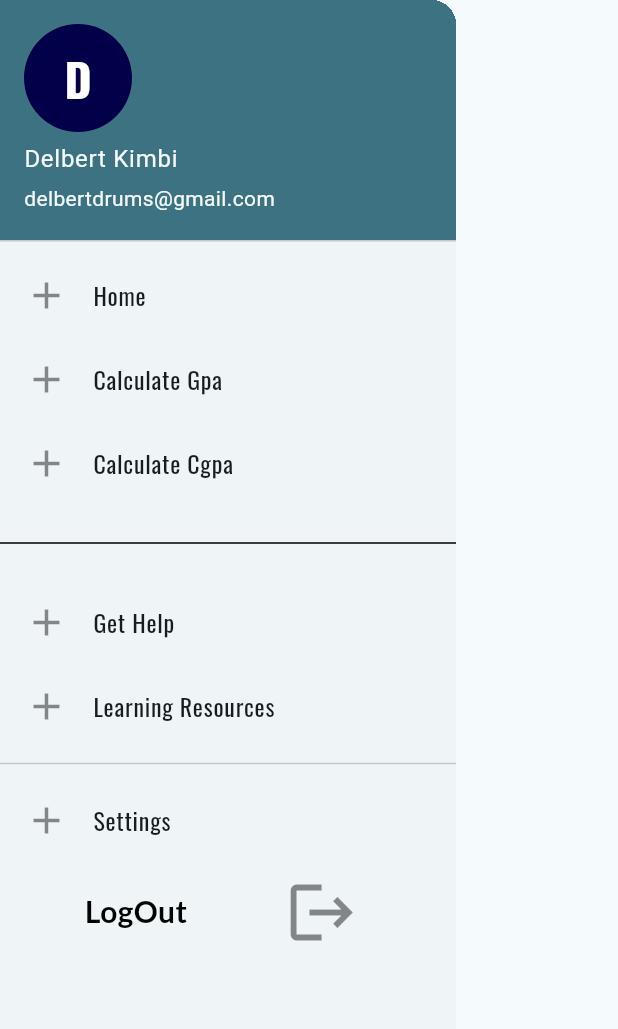
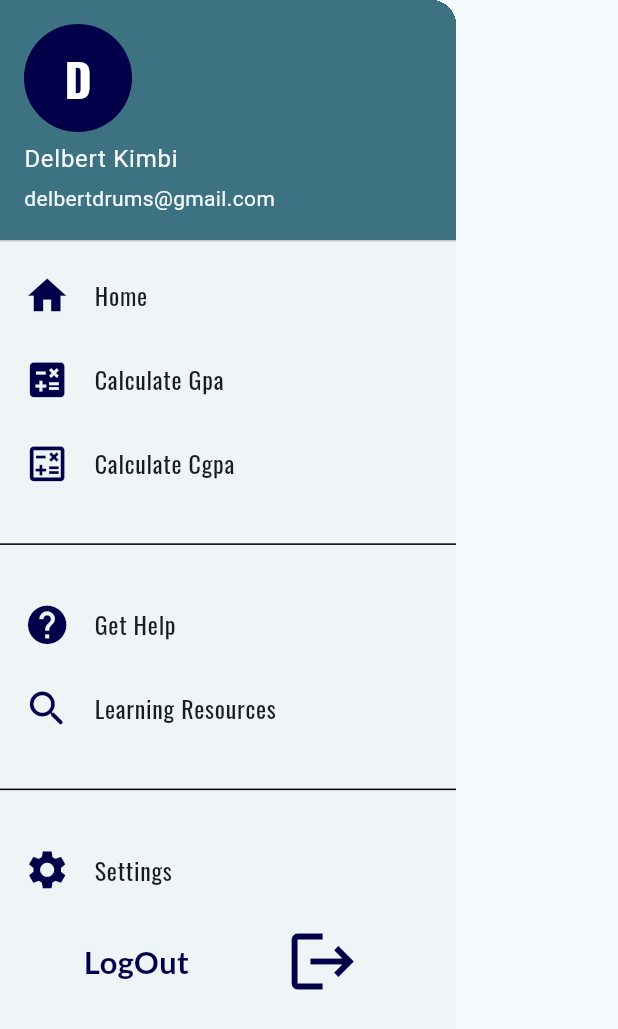
Before and after one commit to delbertkimbi/GPA_Guide, a Flutter app: the CustomDrawer widget shown alone on an empty page, opened directly, on a phone screen of 412 x 824 dp. Shown: the top 1029 px of the screen. Run offline on Flutter 3.47's test engine with Material 3 defaults, Android fonts, the phone set to English and light mode, and no system bars; our stand-ins replace auto_route, firebase_core, flutter_bloc, flutter_screenutil, google_fonts; accounts and stored records are empty.

Commit message:
Modified the drawer items

```diff
--- a/gpa_calcos/lib/Bussiness/calculation/gpa_cubit/gpa_cubit.dart
+++ b/gpa_calcos/lib/Bussiness/calculation/gpa_cubit/gpa_cubit.dart
@@ -22,7 +22,7 @@ class GpaCubit extends Cubit<List<Subject>> {
     emit(newState);
   }
 
-  double calculateGPA() {
+  List<double> calculateGPA() {
     double totalCredits = 0;
     double totalGradePoints = 0;
 
@@ -33,9 +33,9 @@ class GpaCubit extends Cubit<List<Subject>> {
     }
 
     if (totalCredits > 0) {
-      return totalGradePoints / totalCredits;
+      return [totalGradePoints / totalCredits, totalGradePoints, totalCredits];
     } else {
-      return 0.0;
+      return [0.0, 0.0, 0.0];
     }
   }
 
--- a/gpa_calcos/lib/Presentation/Custom/Widgets/drawer.dart
+++ b/gpa_calcos/lib/Presentation/Custom/Widgets/drawer.dart
@@ -43,75 +43,76 @@ class CustomDrawer extends StatelessWidget {
           Expanded(
               child: ListView(
             children: [
-              const CustomListTile(
+              CustomListTile(
                   title: "Home",
                   icon: Icon(
-                    Icons.add,
-                    color: Colors.black45,
-                    size: 30,
+                    Icons.home,
+                    color: mainColors.color1,
+                    size: 30.r,
                   )),
-              const CustomListTile(
+              CustomListTile(
                   title: "Calculate Gpa",
                   icon: Icon(
-                    Icons.add,
-                    color: Colors.black45,
-                    size: 30,
+                    Icons.calculate,
+                    color: mainColors.color1,
+                    size: 30.r,
                   )),
-              const CustomListTile(
+              CustomListTile(
                   title: "Calculate Cgpa",
                   icon: Icon(
-                    Icons.add,
-                    color: Colors.black45,
-                    size: 30,
+                    Icons.calculate_outlined,
+                    color: mainColors.color1,
+                    size: 30.r,
                   )),
-              const Divider(
-                height: 50,
+              Divider(
+                height: 50.r,
                 color: Colors.black,
               ),
-              const CustomListTile(
+              CustomListTile(
                 title: "Get Help",
                 icon: Icon(
-                  Icons.add,
-                  color: Colors.black45,
-                  size: 30,
+                  Icons.help,
+                  color: mainColors.color1,
+                  size: 30.r,
                 ),
               ),
-              const CustomListTile(
+              CustomListTile(
                 title: "Learning Resources",
                 icon: Icon(
-                  Icons.add,
-                  color: Colors.black45,
-                  size: 30,
+                  Icons.search_rounded,
+                  color: mainColors.color1,
+                  size: 30.h,
                 ),
               ),
-              const Divider(
-                height: 20,
+              Divider(
+                height: 50.r,
+                color: Colors.black,
               ),
-              const CustomListTile(
+              CustomListTile(
                 title: "Settings",
                 icon: Icon(
-                  Icons.add,
-                  color: Colors.black45,
-                  size: 30,
+                  Icons.settings,
+                  color: mainColors.color1,
+                  size: 30.r,
                 ),
               ),
               Row(
                 crossAxisAlignment: CrossAxisAlignment.center,
                 mainAxisAlignment: MainAxisAlignment.spaceEvenly,
                 children: [
-                  const Text(
+                  Text(
                     "LogOut",
                     style: TextStyle(
-                      color: Colors.black,
+                      color: mainColors.color1,
                       fontWeight: FontWeight.bold,
-                      fontSize: 20,
+                      fontSize: 20.r,
                     ),
                   ),
                   IconButton(
                     onPressed: () {},
-                    icon: const Icon(
+                    icon: Icon(
                       Icons.logout,
-                      color: Colors.black45,
+                      color: mainColors.color1,
                       size: 50,
                     ),
                   )
```
Also changed, not shown: gpa_calcos/lib/Presentation/screens/get_gpa_info.dart (+13 -9 lines), gpa_calcos/lib/Presentation/screens/gpa_results.dart (+17 -0 lines).
